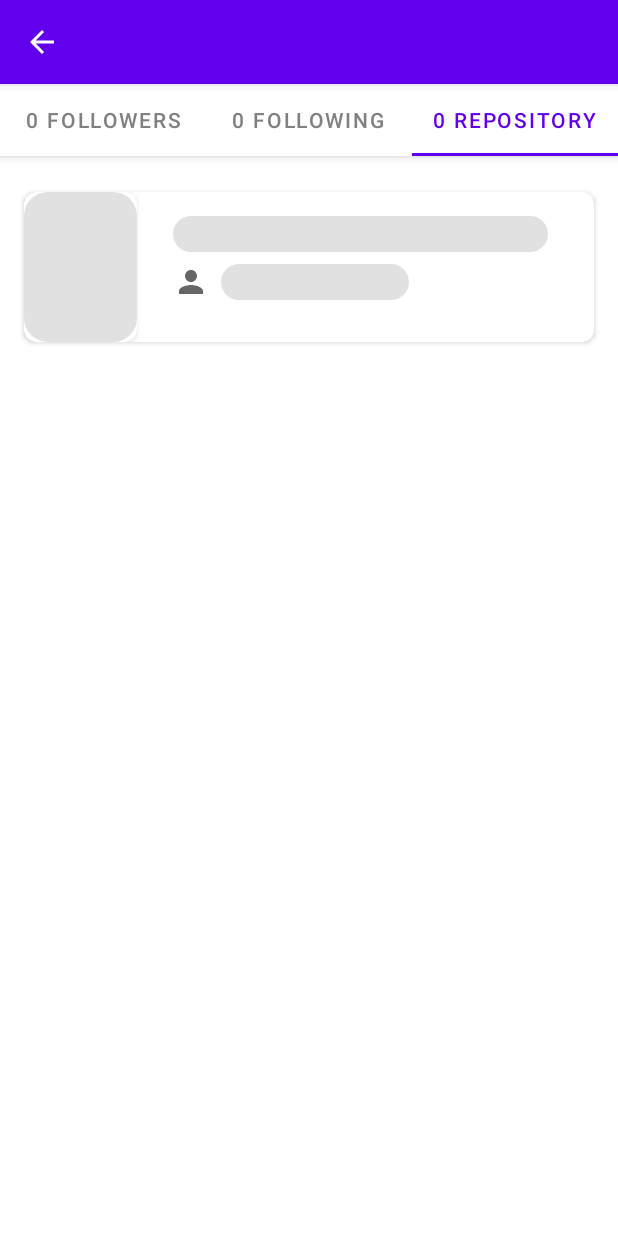
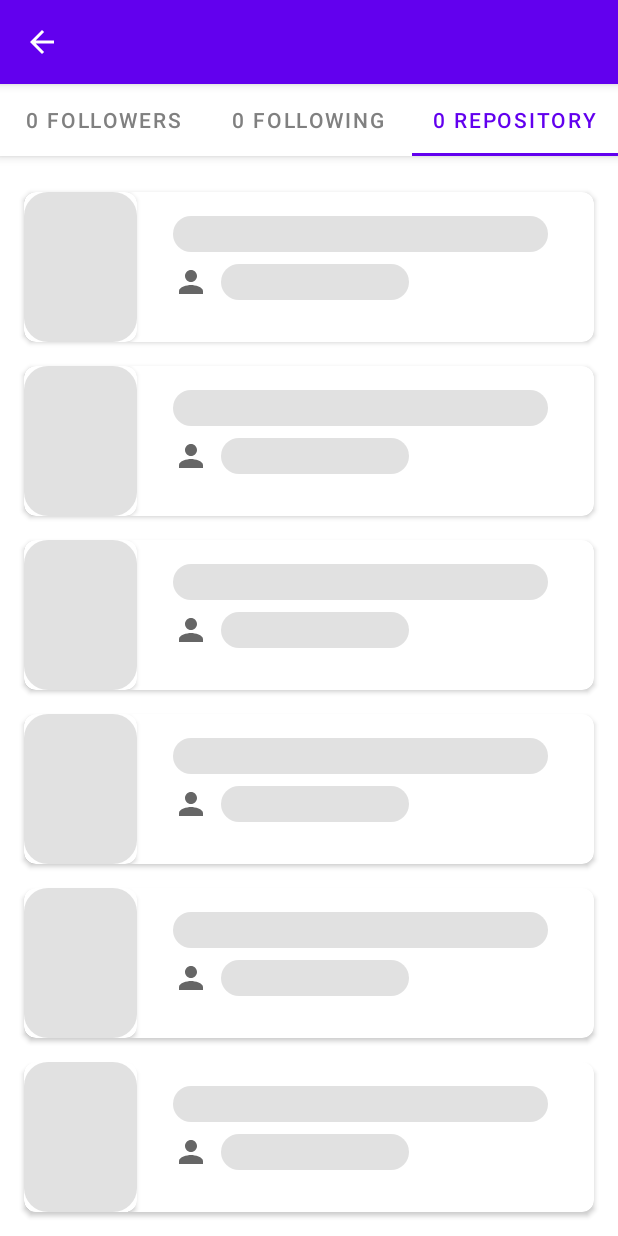
Before and after one commit to FadillahMozhaiq/Submission-Android-Fundamental, an Android app: the DetailFollowActivity screen opened directly, with no data from a screen before it, tab 3 chosen, on a phone screen of 412 x 824 dp. Run offline under Robolectric (Android 15) with nearby library versions, the phone set to English and light mode, and no system bars; our stand-ins replace Shimmer.

Commit message:
Fix ViewPager2

```diff
--- a/app/src/main/res/layout/activity_detail_follow.xml
+++ b/app/src/main/res/layout/activity_detail_follow.xml
@@ -15,21 +15,18 @@
 
         <com.google.android.material.tabs.TabLayout
             android:id="@+id/tabs_follow"
+            style="@style/TabsFollowColor"
+            android:fitsSystemWindows="true"
             android:layout_width="match_parent"
-            android:layout_height="wrap_content"
-            style="@style/TabsFollowColor"/>
+            android:layout_height="wrap_content" />
+
     </com.google.android.material.appbar.AppBarLayout>
 
-    <androidx.core.widget.NestedScrollView
+    <androidx.viewpager2.widget.ViewPager2
+        android:id="@+id/vp2_detail_follow"
         android:layout_width="match_parent"
+        android:fitsSystemWindows="true"
         android:layout_height="match_parent"
-        app:layout_behavior="com.google.android.material.appbar.AppBarLayout$ScrollingViewBehavior">
-
-        <androidx.viewpager2.widget.ViewPager2
-            android:id="@+id/vp2_detail_follow"
-            android:layout_width="match_parent"
-            android:layout_height="match_parent" />
-
-    </androidx.core.widget.NestedScrollView>
+        app:layout_behavior="com.google.android.material.appbar.AppBarLayout$ScrollingViewBehavior" />
 
 </androidx.coordinatorlayout.widget.CoordinatorLayout>
```
